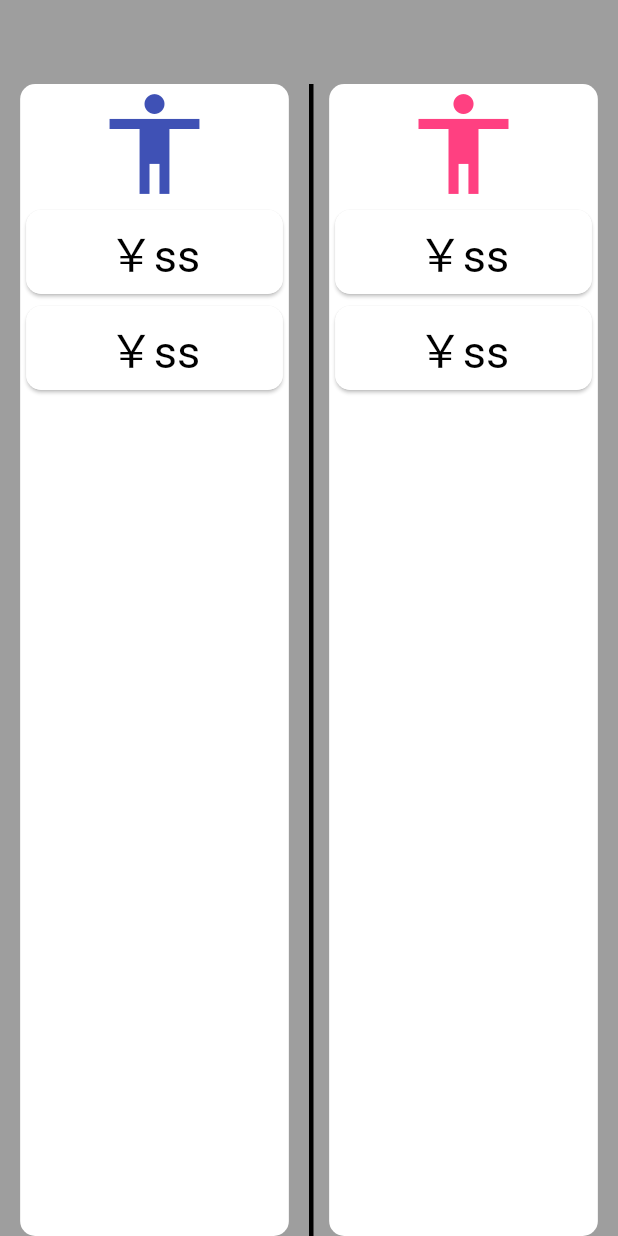
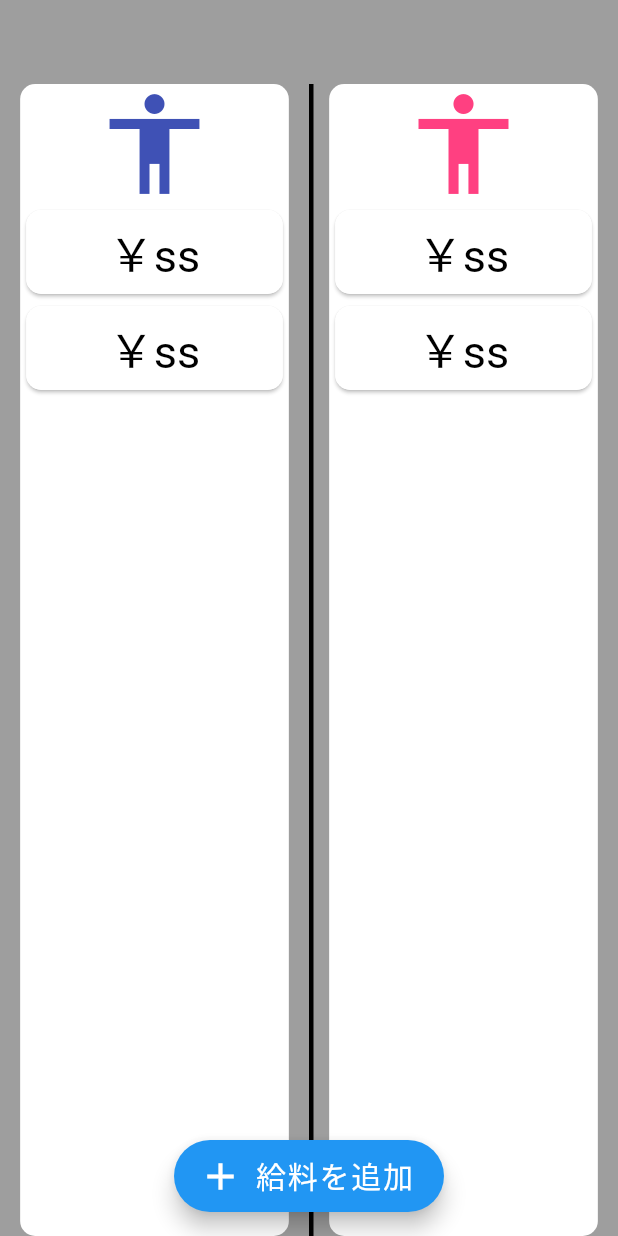
Before and after one commit to iseruuuuu/couple_money_app, a Flutter app: the screen it shows after launch, on a phone screen of 412 x 824 dp. Run offline on Flutter 3.47's test engine with Material 2 defaults, Android fonts, the phone set to English and light mode, and no system bars; our stand-ins replace freezed_annotation, state_notifier; missing offline and left inert: flutter_state_notifier.

Commit message:
add: 追加ボタンを足した

```diff
--- a/lib/home/home_screen.dart
+++ b/lib/home/home_screen.dart
@@ -34,9 +34,24 @@ class HomeScreen extends StatelessWidget {
                 ),
               ),
               WomansListItem(),
-
             ],
           ),
+          floatingActionButton: FloatingActionButton.extended(
+            onPressed: () async {},
+            icon: const Icon(
+              Icons.add,
+              size: 30,
+              color: Colors.white,
+            ),
+            label: const Text(
+              '給料を追加',
+              style: TextStyle(
+                fontSize: 20,
+                color: Colors.white,
+              ),
+            ),
+          ),
+          floatingActionButtonLocation: FloatingActionButtonLocation.centerFloat,
         );
       },
     );
```
Lines whose indentation alone changed are shown as unchanged.
